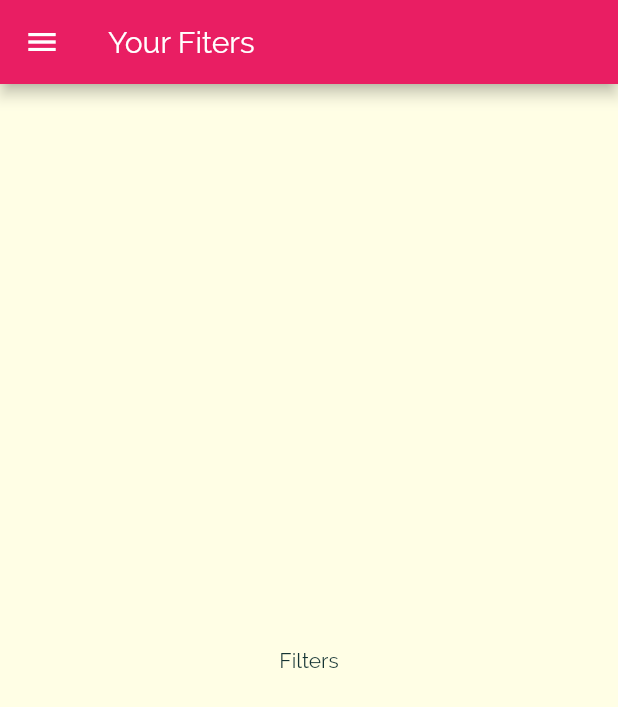
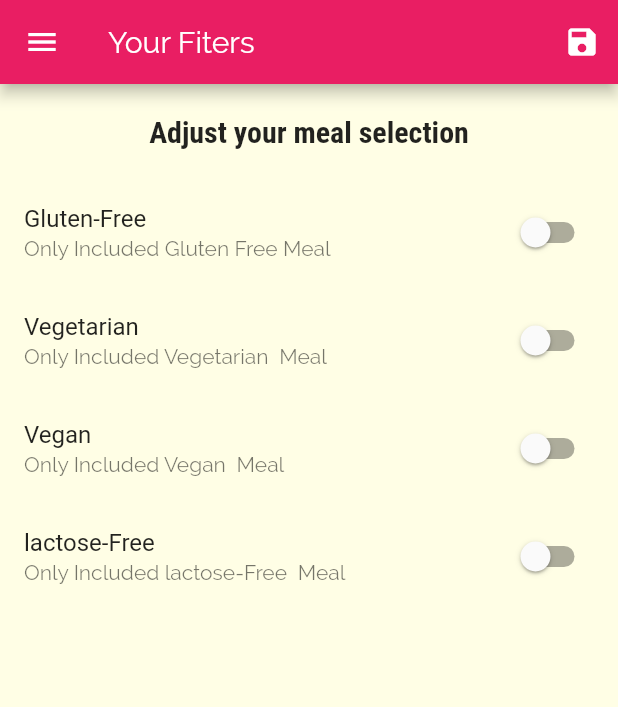
Before and after one commit to sadid369/meals_app, a Flutter app: the FilterScreen screen opened by its route, on a phone screen of 412 x 824 dp. Shown: the top 707 px of the screen. Run offline on Flutter 3.47's test engine with Material 2 defaults, Android fonts, the phone set to English and light mode, and no system bars.

Commit message:
day 5 completed

```diff
--- a/lib/category_meals_screen.dart
+++ b/lib/category_meals_screen.dart
@@ -1,11 +1,11 @@
 import 'package:flutter/material.dart';
 import 'package:meals_app/meal_item.dart';
 import 'package:meals_app/models/meal.dart';
-import './dummy_data.dart';
 
 class CategoryMealsScreen extends StatefulWidget {
   static const routeName = '/category-meals';
-
+  final List<Meal> availableMeals;
+  CategoryMealsScreen({this.availableMeals});
   @override
   _CategoryMealsScreenState createState() => _CategoryMealsScreenState();
 }
@@ -32,7 +32,7 @@ class _CategoryMealsScreenState extends State<CategoryMealsScreen> {
           ModalRoute.of(context).settings.arguments as Map<String, String>;
       categoryTitle = routeArgs['title'];
       final categoryId = routeArgs['id'];
-      displayedMeals = DUMMY_MEALS.where((meal) {
+      displayedMeals = widget.availableMeals.where((meal) {
         return meal.categories.contains(categoryId);
       }).toList();
       _loadedInitData = true;
--- a/lib/filters_screen.dart
+++ b/lib/filters_screen.dart
@@ -1,18 +1,117 @@
 import 'package:flutter/material.dart';
 import 'package:meals_app/main_drawer.dart';
 
-class FilterScreen extends StatelessWidget {
+class FilterScreen extends StatefulWidget {
   static const routeName = '/filters';
+  final Function saveFilters;
+  final Map<String, bool> currentFilters;
+
+  FilterScreen({this.saveFilters, this.currentFilters});
+
+  @override
+  _FilterScreenState createState() => _FilterScreenState();
+}
+
+class _FilterScreenState extends State<FilterScreen> {
+  bool _glutenFree = false;
+  bool _vegetarian = false;
+  bool _vegan = false;
+  bool _lactoseFree = false;
+
+  @override
+  void initState() {
+    _glutenFree = widget.currentFilters['gluten'];
+    _vegan = widget.currentFilters['vegan'];
+    _lactoseFree = widget.currentFilters['lactose'];
+    _vegetarian = widget.currentFilters['vegetarian'];
+    super.initState();
+  }
+
+  Widget _buildSwitchListTile(String title, String description,
+      bool currentValue, Function updateValue) {
+    return SwitchListTile(
+      title: Text(title),
+      subtitle: Text(description),
+      value: currentValue,
+      onChanged: updateValue,
+    );
+  }
+
   @override
   Widget build(BuildContext context) {
     return Scaffold(
-      drawer: MainDrawer(),
-      appBar: AppBar(
-        title: Text('Your Fiters'),
-      ),
-      body: Center(
-        child: Text('Filters'),
-      ),
-    );
+        drawer: MainDrawer(),
+        appBar: AppBar(
+          actions: [
+            IconButton(
+                onPressed: () {
+                  Map<String, bool> selectedfilters = {
+                    'gluten': _glutenFree,
+                    'lactose': _lactoseFree,
+                    'vegan': _vegan,
+                    'vegetarian': _vegetarian,
+                  };
+                  widget.saveFilters(selectedfilters);
+                },
+                icon: Icon(Icons.save))
+          ],
+          title: Text('Your Fiters'),
+        ),
+        body: Column(
+          children: [
+            Container(
+              padding: EdgeInsets.all(20),
+              child: Text(
+                'Adjust your meal selection',
+                style: Theme.of(context).textTheme.title,
+              ),
+            ),
+            Expanded(
+                child: ListView(
+              children: [
+                _buildSwitchListTile(
+                  'Gluten-Free',
+                  'Only Included Gluten Free Meal',
+                  _glutenFree,
+                  (newValue) {
+                    setState(() {
+                      _glutenFree = newValue;
+                    });
+                  },
+                ),
+                _buildSwitchListTile(
+                  'Vegetarian',
+                  'Only Included Vegetarian  Meal',
+                  _vegetarian,
+                  (newValue) {
+                    setState(() {
+                      _vegetarian = newValue;
+                    });
+                  },
+                ),
+                _buildSwitchListTile(
+                  'Vegan',
+                  'Only Included Vegan  Meal',
+                  _vegan,
+                  (newValue) {
+                    setState(() {
+                      _vegan = newValue;
+                    });
+                  },
+                ),
+                _buildSwitchListTile(
+                  'lactose-Free',
+                  'Only Included lactose-Free  Meal',
+                  _lactoseFree,
+                  (newValue) {
+                    setState(() {
+                      _lactoseFree = newValue;
+                    });
+                  },
+                ),
+              ],
+            ))
+          ],
+        ));
   }
 }
--- a/lib/main.dart
+++ b/lib/main.dart
@@ -1,14 +1,49 @@
 import 'package:flutter/cupertino.dart';
 import 'package:flutter/material.dart';
 import 'package:meals_app/category_meals_screen.dart';
+import 'package:meals_app/dummy_data.dart';
 import 'package:meals_app/filters_screen.dart';
 import 'package:meals_app/meal_detail_screen.dart';
 import 'package:meals_app/categories_screen.dart';
+import 'package:meals_app/models/meal.dart';
 import 'package:meals_app/tabs_screen.dart';
 
 void main() => runApp(MyApp());
 
-class MyApp extends StatelessWidget {
+class MyApp extends StatefulWidget {
+  @override
+  _MyAppState createState() => _MyAppState();
+}
+
+class _MyAppState extends State<MyApp> {
+  Map<String, bool> _filters = {
+    'gluten': false,
+    'lactose': false,
+    'vegan': false,
+    'vegetarian': false,
+  };
+  List<Meal> _availableMeals = DUMMY_MEALS;
+  void _setFilters(Map<String, bool> filterData) {
+    setState(() {
+      _filters = filterData;
+      _availableMeals = DUMMY_MEALS.where((meal) {
+        if (_filters['gluten'] == true && meal.isGlutenFree == false) {
+          return false;
+        }
+        if (_filters['lactose'] == true && meal.isLactoseFree == false) {
+          return false;
+        }
+        if (_filters['vegan'] == true && meal.isVegan == false) {
+          return false;
+        }
+        if (_filters['vegetarian'] == true && meal.isVegetarian == false) {
+          return false;
+        }
+        return true;
+      }).toList();
+    });
+  }
+
   @override
   Widget build(BuildContext context) {
     return MaterialApp(
@@ -35,9 +70,14 @@ class MyApp extends StatelessWidget {
       //home: TabsScreen(),
       routes: {
         '/': (ctx) => TabsScreen(),
-        CategoryMealsScreen.routeName: (ctx) => CategoryMealsScreen(),
+        CategoryMealsScreen.routeName: (ctx) => CategoryMealsScreen(
+              availableMeals: _availableMeals,
+            ),
         MealDetailScreen.routeName: (ctx) => MealDetailScreen(),
-        FilterScreen.routeName: (ctx) => FilterScreen(),
+        FilterScreen.routeName: (ctx) => FilterScreen(
+              saveFilters: _setFilters,
+              currentFilters: _filters,
+            ),
       },
       onUnknownRoute: (setting) {
         return MaterialPageRoute(
```
